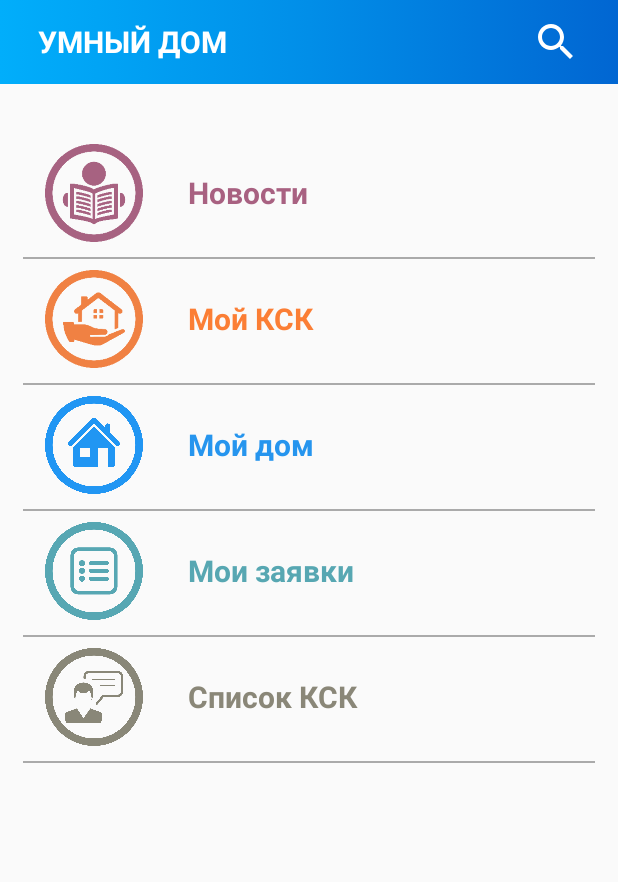
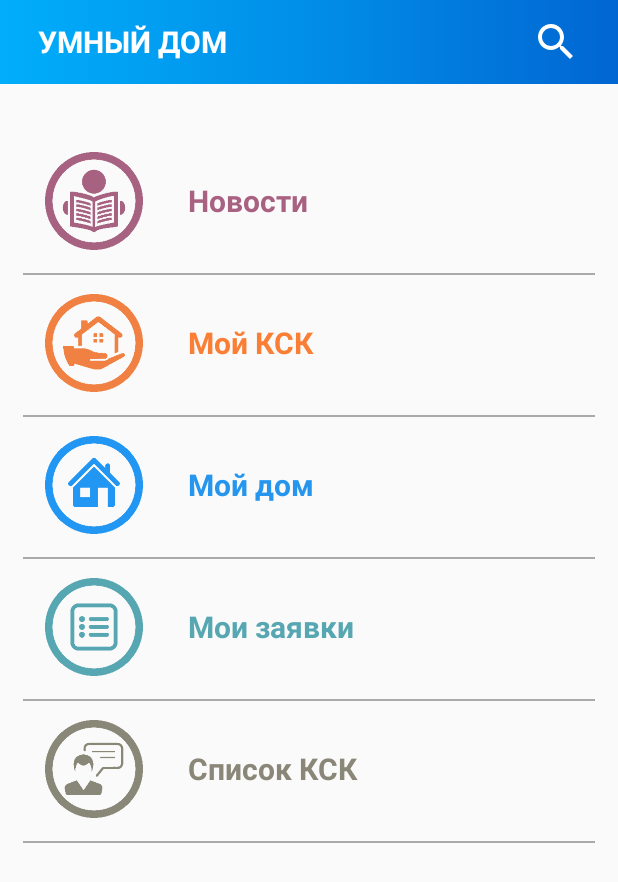
Before and after one commit to damirbaisalov/smart-home-app, an Android app: the MenuActivity screen opened directly, with no data from a screen before it, on a phone screen of 412 x 824 dp. Shown: the top 882 px of the screen. Run offline under Robolectric (Android 15) with nearby library versions, the phone set to English and light mode, and no system bars.

```diff
--- a/app/src/main/java/kz/bfgroup/smarthomeapp/MenuActivity.kt
+++ b/app/src/main/java/kz/bfgroup/smarthomeapp/MenuActivity.kt
@@ -14,13 +14,13 @@ class MenuActivity : AppCompatActivity() {
         super.onCreate(savedInstanceState)
         setContentView(R.layout.activity_menu)
 
-        val openNewsTextView = findViewById<TextView>(R.id.open_news_activity)
+        val openNewsTextView = findViewById<LinearLayout>(R.id.open_news_activity)
         openNewsTextView.setOnClickListener {
             val intent = Intent(this, NewsActivity::class.java)
             startActivity(intent)
         }
 
-        val openKskListTextView = findViewById<TextView>(R.id.open_ksk_list)
+        val openKskListTextView = findViewById<LinearLayout>(R.id.open_ksk_list)
         openKskListTextView.setOnClickListener {
             val intent = Intent(this, KskListActivity::class.java)
             startActivity(intent)
--- a/app/src/main/java/kz/bfgroup/smarthomeapp/data/ApiRetrofit.kt
+++ b/app/src/main/java/kz/bfgroup/smarthomeapp/data/ApiRetrofit.kt
@@ -7,12 +7,14 @@ object ApiRetrofit {
 
     const val BASE_URL = "https://15000pvl.kz/smart_dom/api/"
 
+    const val BASE_URL2 = "http://f0497377.xsph.ru/ksk_tenants/api/"
+
     val okHttpClient = UnsafeOkHttpClient.unsafeOkHttpClient
 
     fun getApiClient(): ApiClient {
         val apiRetrofit = Retrofit.Builder()
             .client(okHttpClient)
-            .baseUrl(BASE_URL)
+            .baseUrl(BASE_URL2)
             .addConverterFactory(JacksonConverterFactory.create())
             .build()
 
--- /dev/null
+++ b/app/src/main/java/kz/bfgroup/smarthomeapp/news/presentation/view/NewsClickListener.kt
@@ -0,0 +1,6 @@
+package kz.bfgroup.smarthomeapp.news.presentation.view
+
+interface NewsClickListener {
+
+    fun onNewsClick(id: String?)
+}
--- a/app/src/main/res/layout/activity_menu.xml
+++ b/app/src/main/res/layout/activity_menu.xml
@@ -22,9 +22,15 @@
 
 
         <LinearLayout
+            android:id="@+id/open_news_activity"
+            android:layout_marginHorizontal="20dp"
+            android:paddingHorizontal="10dp"
+            android:paddingVertical="5dp"
+            android:focusable="true"
+            android:clickable="true"
+            android:background="@drawable/bg_ripple_effect"
             android:layout_width="match_parent"
             android:layout_height="wrap_content"
-            android:layout_marginHorizontal="30dp"
             android:orientation="horizontal">
 
             <ImageView
@@ -34,7 +40,6 @@
                 />
 
             <TextView
-                android:id="@+id/open_news_activity"
                 android:layout_width="match_parent"
                 android:layout_height="match_parent"
                 android:text="Новости"
@@ -44,9 +49,6 @@
                 android:paddingHorizontal="20dp"
                 android:textStyle="bold"
                 android:textColor="@color/news_text_color"
-                android:focusable="true"
-                android:clickable="true"
-                android:background="@drawable/bg_ripple_effect"
                 />
 
 
@@ -64,8 +66,13 @@
         <LinearLayout
             android:layout_width="match_parent"
             android:layout_height="wrap_content"
-            android:layout_marginHorizontal="30dp"
-            android:orientation="horizontal">
+            android:layout_marginHorizontal="20dp"
+            android:paddingHorizontal="10dp"
+            android:paddingVertical="5dp"
+            android:orientation="horizontal"
+            android:focusable="true"
+            android:clickable="true"
+            android:background="@drawable/bg_ripple_effect">
 
             <ImageView
                 android:layout_width="65dp"
@@ -83,9 +90,6 @@
                 android:paddingHorizontal="20dp"
                 android:textStyle="bold"
                 android:textColor="@color/my_ksk_text_color"
-                android:focusable="true"
-                android:clickable="true"
-                android:background="@drawable/bg_ripple_effect"
                 />
 
 
@@ -103,14 +107,19 @@
         <LinearLayout
             android:layout_width="match_parent"
             android:layout_height="wrap_content"
-            android:layout_marginHorizontal="30dp"
             android:orientation="horizontal"
+            android:layout_marginHorizontal="20dp"
+            android:paddingHorizontal="10dp"
+            android:paddingVertical="5dp"
+            android:focusable="true"
+            android:clickable="true"
+            android:background="@drawable/bg_ripple_effect"
             >
 
             <ImageView
                 android:layout_width="65dp"
                 android:layout_height="65dp"
-                android:src="@drawable/logo_my_home_1"
+                android:src="@drawable/my_home_logo_new"
                 />
 
             <TextView
@@ -123,9 +132,6 @@
                 android:paddingHorizontal="20dp"
                 android:textStyle="bold"
                 android:textColor="@color/my_home_text_color"
-                android:focusable="true"
-                android:clickable="true"
-                android:background="@drawable/bg_ripple_effect"
                 />
 
 
@@ -143,13 +149,18 @@
         <LinearLayout
             android:layout_width="match_parent"
             android:layout_height="wrap_content"
-            android:layout_marginHorizontal="30dp"
-            android:orientation="horizontal">
+            android:orientation="horizontal"
+            android:layout_marginHorizontal="20dp"
+            android:paddingHorizontal="10dp"
+            android:paddingVertical="5dp"
+            android:focusable="true"
+            android:clickable="true"
+            android:background="@drawable/bg_ripple_effect">
 
             <ImageView
                 android:layout_width="65dp"
                 android:layout_height="65dp"
-                android:src="@drawable/logo_my_requests"
+                android:src="@drawable/my_requests_logo_new"
                 />
 
             <TextView
@@ -162,9 +173,6 @@
                 android:paddingHorizontal="20dp"
                 android:textStyle="bold"
                 android:textColor="@color/my_requests_text_color"
-                android:focusable="true"
-                android:clickable="true"
-                android:background="@drawable/bg_ripple_effect"
                 />
 
 
@@ -180,19 +188,24 @@
             />
 
         <LinearLayout
+            android:id="@+id/open_ksk_list"
             android:layout_width="match_parent"
             android:layout_height="wrap_content"
-            android:layout_marginHorizontal="30dp"
-            android:orientation="horizontal">
+            android:orientation="horizontal"
+            android:layout_marginHorizontal="20dp"
+            android:paddingHorizontal="10dp"
+            android:paddingVertical="5dp"
+            android:focusable="true"
+            android:clickable="true"
+            android:background="@drawable/bg_ripple_effect">
 
             <ImageView
                 android:layout_width="65dp"
                 android:layout_height="65dp"
-                android:src="@drawable/logo_ksk_list"
+                android:src="@drawable/ksk_list_logo_new"
                 />
 
             <TextView
-                android:id="@+id/open_ksk_list"
                 android:layout_width="match_parent"
                 android:layout_height="match_parent"
                 android:text="Список КСК"
@@ -202,9 +215,6 @@
                 android:paddingHorizontal="20dp"
                 android:textStyle="bold"
                 android:textColor="@color/ksk_list_text_color"
-                android:focusable="true"
-                android:clickable="true"
-                android:background="@drawable/bg_ripple_effect"
                 />
 
 
```
Also changed, not shown: app/src/main/java/kz/bfgroup/smarthomeapp/data/ApiClient.kt (+8 -0 lines), app/src/main/java/kz/bfgroup/smarthomeapp/news/models/NewsApiData.kt (added, +20 -0 lines), app/src/main/java/kz/bfgroup/smarthomeapp/news/presentation/NewsActivity.kt (+84 -0 lines), app/src/main/java/kz/bfgroup/smarthomeapp/news/presentation/view/NewsAdapter.kt (added, +39 -0 lines), app/src/main/java/kz/bfgroup/smarthomeapp/news/presentation/view/NewsViewHolder.kt (added, +35 -0 lines), app/src/main/res/layout/activity_news.xml (+16 -1 lines), app/src/main/res/layout/news_item.xml (+5 -4 lines), app/src/main/res/drawable/ksk_list_logo_new.png (added), app/src/main/res/drawable/logo_ksk_list.png (deleted), app/src/main/res/drawable/logo_my_home_1.png (deleted), app/src/main/res/drawable/logo_my_requests.png (deleted), app/src/main/res/drawable/my_home_logo_new.png (added), app/src/main/res/drawable/my_requests_logo_new.png (added).
